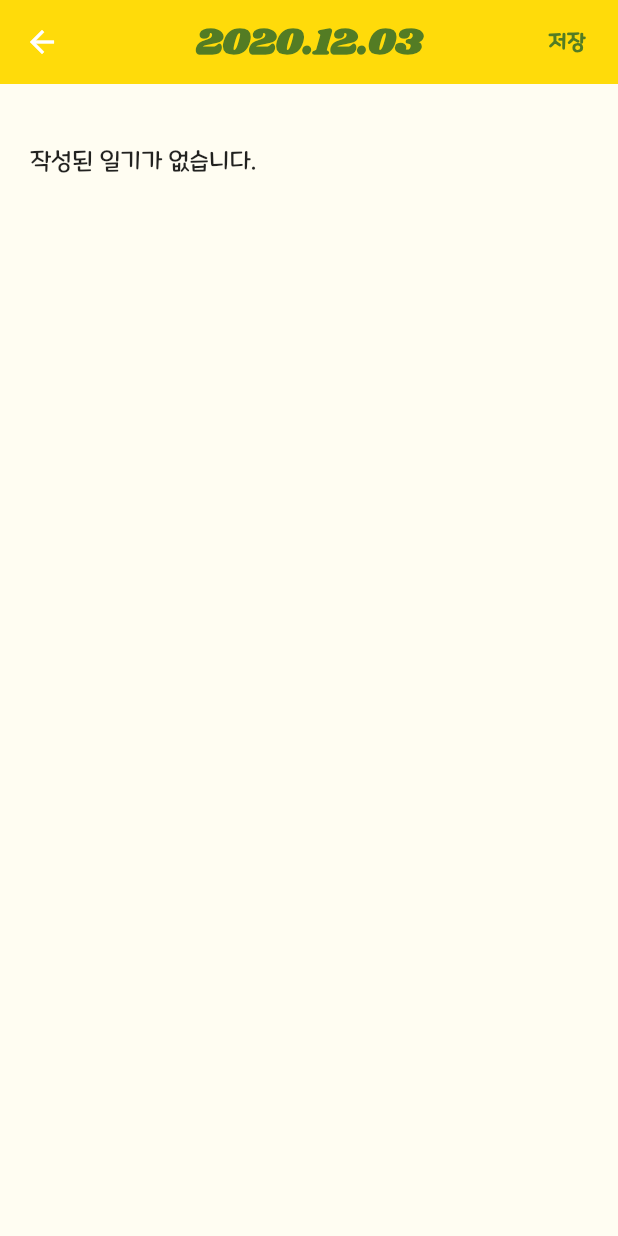
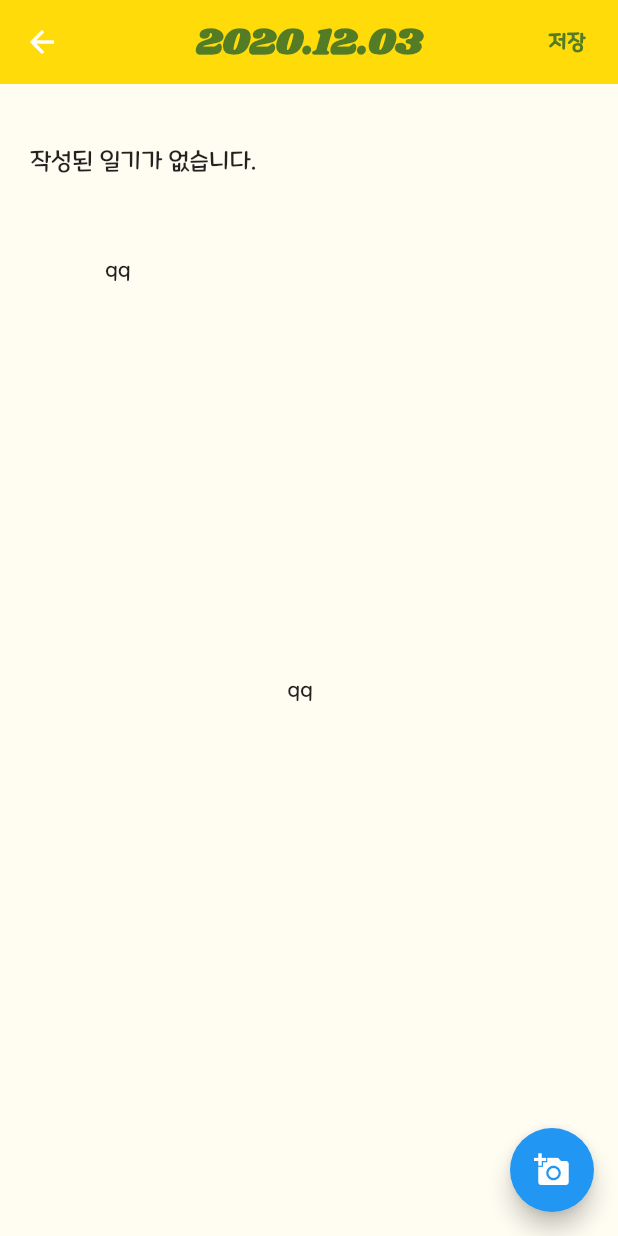
Before and after one commit to jwjin95/SW_project, a Flutter app: the todaydiaryView screen opened directly, on a phone screen of 412 x 824 dp. Run offline on Flutter 3.47's test engine with Material 2 defaults, Android fonts, the phone set to English and light mode, and no system bars; our stand-ins replace bubble, date_format, flutter_calendar_carousel, flutter_local_notifications, google_fonts, image_picker and 2 more; missing offline and left inert: speech_bubble; accounts and stored records are empty.

Commit message:
사진 추가

```diff
--- a/lib/diary.dart
+++ b/lib/diary.dart
@@ -2,6 +2,9 @@ import 'package:flutter/material.dart';
 import 'package:intl/intl.dart';
 import 'package:softwareEngineering/example.dart';
 import 'package:softwareEngineering/ThemaColorList.dart';
+import 'package:image_picker/image_picker.dart';
+import 'dart:async';
+import 'dart:io';
 
 class diaryView extends StatelessWidget {
   String tmpStr = '오늘은 다현이와 점심을 먹었다. 강남역에 가서 엽떡을 먹었는데 조금 멀어서 귀찮았지만 맛은 있었다. 오늘 하루는 행복한 하루였다.아주아주아주';
@@ -43,13 +46,29 @@ class diaryView extends StatelessWidget {
   }
 }
 
-class todaydiaryView extends StatelessWidget {
-  String tmpStr = '오늘은 다현이와 점심을 먹었다. 강남역에 가서 엽떡을 먹었는데 조금 멀어서 귀찮았지만 맛은 있었다. 오늘 하루는 행복한 하루였다.아주아주아주';
+
+class todaydiaryView extends StatefulWidget {
+  DateTime date;
+  String content;
+  TextEditingController _tec = TextEditingController();
+  todaydiaryView(DateTime _date, String _content){
+    this.date = _date;
+    this.content = _content != null ? _content : "작성된 일기가 없습니다.";
+    _tec = TextEditingController(text: content);
+  }
+  @override
+  viewerState createState() => new viewerState(date, content);
+}
+
+class viewerState extends State<todaydiaryView> {
+
   DateTime date;
   String content;
   var diary_list = Map();
+  PickedFile _image;
   TextEditingController _tec = TextEditingController();
-  todaydiaryView(DateTime _date, String _content){
+
+  viewerState(DateTime _date, String _content){
     this.date = _date;
     this.content = _content != null ? _content : "작성된 일기가 없습니다.";
     _tec = TextEditingController(text: content);
@@ -94,11 +113,21 @@ class todaydiaryView extends StatelessWidget {
                   hintStyle: optionStyle),
                 style: TextStyle(
                   height: 2.0,
-                ),),),
+                ),
+                ),
 
+              ),
+              Container(
+                width:300,
+                height: 300,
+                padding: EdgeInsets.all(20),
+                child : CalendarPage2State.image_list[date] == null ? Text("qq") : Image.file(File(CalendarPage2State.image_list[date].path)),
+              ),
+              CalendarPage2State.image_list[date] == null ? Text("qq") : Image.file(File(CalendarPage2State.image_list[date].path)),
             ],
           )
       ),
+      floatingActionButton: _buildFloatingActionButton(),
     );
   }
 
@@ -123,6 +152,21 @@ class todaydiaryView extends StatelessWidget {
       },
     );
   }
+  Widget _buildFloatingActionButton() {
+    return FloatingActionButton(
+      child: Icon(Icons.add_a_photo),
+      backgroundColor: Colors.blue,
+      onPressed: () {
+        _getImage();
+      },
+    );
+  }
 
+  Future _getImage() async {
+    final pickedImage = await ImagePicker().getImage(source: ImageSource.gallery);
+    _image = pickedImage;
+    CalendarPage2State.image_list[date] = pickedImage;
+    setState(() {});
+  }
 
 }
--- a/lib/example.dart
+++ b/lib/example.dart
@@ -24,6 +24,7 @@ class CalendarPage2State extends State<CalendarPage2> {
 
   var ans_list = [];
   static var diary_list = Map();
+  static var image_list = Map();
 
   DateTime _currentDate = DateTime.now();
   DateTime _targetDate = DateTime.now();
--- a/pubspec.yaml
+++ b/pubspec.yaml
@@ -36,6 +36,7 @@ dependencies:
   google_fonts: ^1.1.1
   speech_bubble: ^0.0.5
   bubble: ^1.1.9+1
+  image_picker: ^0.6.7+4
 
 dev_dependencies:
   flutter_test:
```
Also changed, not shown: pubspec.lock.
